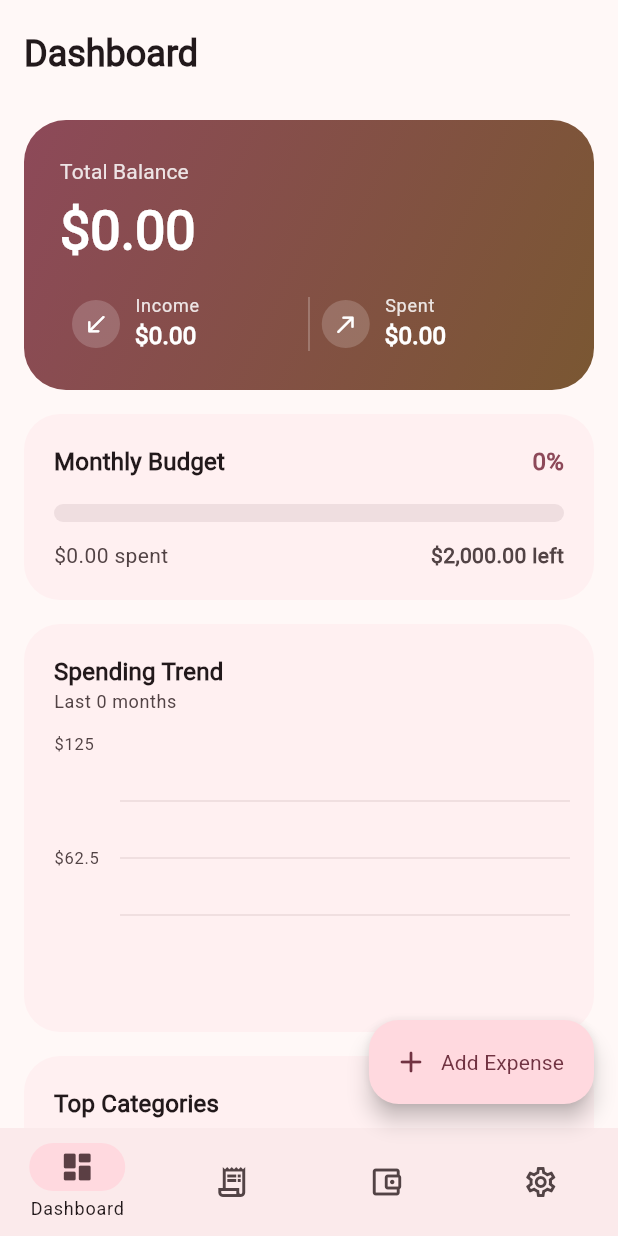
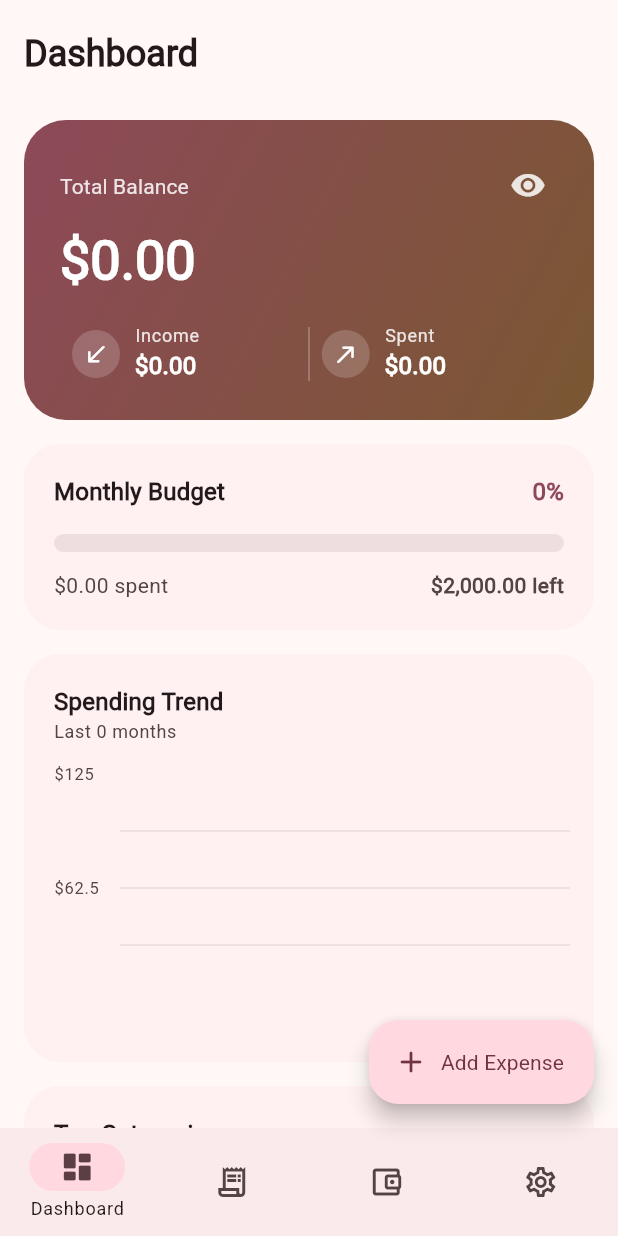
Before and after one commit to Rofiqul-Umma/financely, a Flutter app: the screen it shows after launch, on a phone screen of 412 x 824 dp. Run offline on Flutter 3.47's test engine with Material 3 defaults, Android fonts, the phone set to English and light mode, and no system bars; drawn by our look-alikes of dynamic_color, fl_chart; our stand-ins replace bloc, csv, drift, drift_flutter, equatable, flutter_bloc and 4 more; accounts and stored records are empty; generated files the repository leaves out were written again.

Commit message:
feat: implement balance hiding functionality with toggle option in settings

```diff
--- a/lib/features/dashboard/presentation/pages/dashboard_page.dart
+++ b/lib/features/dashboard/presentation/pages/dashboard_page.dart
@@ -32,6 +32,7 @@ class DashboardPage extends StatelessWidget {
           monthIncome: summary.monthIncome,
           monthExpense: summary.monthExpense,
           currencyCode: settings.currencyCode,
+          obscure: settings.hideBalances,
         );
         final budget = BudgetCard(
           spent: summary.monthExpense,
--- a/lib/features/dashboard/presentation/widgets/balance_card.dart
+++ b/lib/features/dashboard/presentation/widgets/balance_card.dart
@@ -1,13 +1,18 @@
 import 'package:flutter/material.dart';
+import 'package:flutter_bloc/flutter_bloc.dart';
 
 import '../../../../core/utils/formatters.dart';
 import '../../../../l10n/app_localizations.dart';
+import '../../../settings/presentation/cubit/settings_cubit.dart';
+
+const _kBalanceMask = '••••••';
 
 class BalanceCard extends StatelessWidget {
   final double totalBalance;
   final double monthIncome;
   final double monthExpense;
   final String currencyCode;
+  final bool obscure;
 
   const BalanceCard({
     super.key,
@@ -15,6 +20,7 @@ class BalanceCard extends StatelessWidget {
     required this.monthIncome,
     required this.monthExpense,
     required this.currencyCode,
+    this.obscure = false,
   });
 
   @override
@@ -36,18 +42,38 @@ class BalanceCard extends StatelessWidget {
       child: Column(
         crossAxisAlignment: CrossAxisAlignment.start,
         children: [
-          Text(
-            l.balanceTotalBalance,
-            style: text.labelLarge?.copyWith(
-              color: scheme.onPrimary.withValues(alpha: 0.85),
-            ),
+          Row(
+            children: [
+              Expanded(
+                child: Text(
+                  l.balanceTotalBalance,
+                  style: text.labelLarge?.copyWith(
+                    color: scheme.onPrimary.withValues(alpha: 0.85),
+                  ),
+                ),
+              ),
+              IconButton(
+                visualDensity: VisualDensity.compact,
+                tooltip: obscure ? l.showBalance : l.hideBalance,
+                onPressed: () =>
+                    context.read<SettingsCubit>().toggleHideBalances(),
+                icon: Icon(
+                  obscure
+                      ? Icons.visibility_off_rounded
+                      : Icons.visibility_rounded,
+                  color: scheme.onPrimary.withValues(alpha: 0.85),
+                ),
+              ),
+            ],
           ),
           const SizedBox(height: 8),
           FittedBox(
             fit: BoxFit.scaleDown,
             alignment: Alignment.centerLeft,
             child: Text(
-              Formatters.currency(totalBalance, code: currencyCode),
+              obscure
+                  ? _kBalanceMask
+                  : Formatters.currency(totalBalance, code: currencyCode),
               maxLines: 1,
               style: text.displaySmall?.copyWith(
                 color: scheme.onPrimary,
@@ -62,7 +88,9 @@ class BalanceCard extends StatelessWidget {
                 child: _MiniStat(
                   icon: Icons.south_west_rounded,
                   label: l.balanceIncome,
-                  value: Formatters.currency(monthIncome, code: currencyCode),
+                  value: obscure
+                      ? _kBalanceMask
+                      : Formatters.currency(monthIncome, code: currencyCode),
                   onColor: scheme.onPrimary,
                 ),
               ),
@@ -75,7 +103,9 @@ class BalanceCard extends StatelessWidget {
                 child: _MiniStat(
                   icon: Icons.north_east_rounded,
                   label: l.balanceSpent,
-                  value: Formatters.currency(monthExpense, code: currencyCode),
+                  value: obscure
+                      ? _kBalanceMask
+                      : Formatters.currency(monthExpense, code: currencyCode),
                   onColor: scheme.onPrimary,
                 ),
               ),
--- a/lib/features/settings/data/settings_repository_impl.dart
+++ b/lib/features/settings/data/settings_repository_impl.dart
@@ -15,6 +15,7 @@ class SettingsRepositoryImpl implements SettingsRepository {
   static const _kBudget = 'settings.monthlyBudget';
   static const _kLanguage = 'settings.language';
   static const _kFont = 'settings.fontFamily';
+  static const _kHideBalances = 'settings.hideBalances';
 
   @override
   Future<AppSettings> load() async {
@@ -28,6 +29,7 @@ class SettingsRepositoryImpl implements SettingsRepository {
       monthlyBudget: _prefs.getDouble(_kBudget) ?? defaults.monthlyBudget,
       languageCode: _prefs.getString(_kLanguage) ?? defaults.languageCode,
       fontFamily: _prefs.getString(_kFont) ?? defaults.fontFamily,
+      hideBalances: _prefs.getBool(_kHideBalances) ?? defaults.hideBalances,
     );
   }
 
@@ -41,6 +43,7 @@ class SettingsRepositoryImpl implements SettingsRepository {
       _prefs.setDouble(_kBudget, settings.monthlyBudget),
       _prefs.setString(_kLanguage, settings.languageCode),
       _prefs.setString(_kFont, settings.fontFamily),
+      _prefs.setBool(_kHideBalances, settings.hideBalances),
     ]);
   }
 }
--- a/lib/features/settings/domain/entities/app_settings.dart
+++ b/lib/features/settings/domain/entities/app_settings.dart
@@ -16,6 +16,9 @@ class AppSettings extends Equatable {
   /// Font family name as registered in pubspec.yaml.
   final String fontFamily;
 
+  /// When true, balance totals are masked on the dashboard and accounts pages.
+  final bool hideBalances;
+
   const AppSettings({
     required this.seedColorValue,
     required this.themeMode,
@@ -24,6 +27,7 @@ class AppSettings extends Equatable {
     required this.monthlyBudget,
     required this.languageCode,
     required this.fontFamily,
+    required this.hideBalances,
   });
 
   factory AppSettings.defaults() => AppSettings(
@@ -34,6 +38,7 @@ class AppSettings extends Equatable {
         monthlyBudget: 2000,
         languageCode: 'en',
         fontFamily: 'Roboto',
+        hideBalances: false,
       );
 
   Color get seedColor => Color(seedColorValue);
@@ -46,6 +51,7 @@ class AppSettings extends Equatable {
     double? monthlyBudget,
     String? languageCode,
     String? fontFamily,
+    bool? hideBalances,
   }) {
     return AppSettings(
       seedColorValue: seedColorValue ?? this.seedColorValue,
@@ -55,6 +61,7 @@ class AppSettings extends Equatable {
       monthlyBudget: monthlyBudget ?? this.monthlyBudget,
       languageCode: languageCode ?? this.languageCode,
       fontFamily: fontFamily ?? this.fontFamily,
+      hideBalances: hideBalances ?? this.hideBalances,
     );
   }
 
@@ -67,5 +74,6 @@ class AppSettings extends Equatable {
         monthlyBudget,
         languageCode,
         fontFamily,
+        hideBalances,
       ];
 }
--- a/lib/features/settings/presentation/cubit/settings_cubit.dart
+++ b/lib/features/settings/presentation/cubit/settings_cubit.dart
@@ -38,4 +38,7 @@ class SettingsCubit extends Cubit<AppSettings> {
 
   Future<void> setFontFamily(String family) =>
       _update(state.copyWith(fontFamily: family));
+
+  Future<void> toggleHideBalances() =>
+      _update(state.copyWith(hideBalances: !state.hideBalances));
 }
--- a/lib/l10n/app_en.arb
+++ b/lib/l10n/app_en.arb
@@ -11,6 +11,8 @@
   "balanceTotalBalance": "Total Balance",
   "balanceIncome": "Income",
   "balanceSpent": "Spent",
+  "hideBalance": "Hide balance",
+  "showBalance": "Show balance",
 
   "budgetMonthlyBudget": "Monthly Budget",
   "budgetSpent": "{amount} spent",
--- a/lib/l10n/app_id.arb
+++ b/lib/l10n/app_id.arb
@@ -11,6 +11,8 @@
   "balanceTotalBalance": "Total Saldo",
   "balanceIncome": "Pemasukan",
   "balanceSpent": "Pengeluaran",
+  "hideBalance": "Sembunyikan saldo",
+  "showBalance": "Tampilkan saldo",
 
   "budgetMonthlyBudget": "Anggaran Bulanan",
   "budgetSpent": "{amount} terpakai",
--- a/lib/l10n/app_localizations.dart
+++ b/lib/l10n/app_localizations.dart
@@ -151,6 +151,18 @@ abstract class AppLocalizations {
   /// In en, this message translates to:
   /// **'Spent'**
   String get balanceSpent;
+
+  /// No description provided for @hideBalance.
+  ///
+  /// In en, this message translates to:
+  /// **'Hide balance'**
+  String get hideBalance;
+
+  /// No description provided for @showBalance.
+  ///
+  /// In en, this message translates to:
+  /// **'Show balance'**
+  String get showBalance;
 
   /// No description provided for @budgetMonthlyBudget.
   ///
--- a/lib/l10n/app_localizations_en.dart
+++ b/lib/l10n/app_localizations_en.dart
@@ -34,6 +34,12 @@ class AppLocalizationsEn extends AppLocalizations {
 
   @override
   String get balanceSpent => 'Spent';
+
+  @override
+  String get hideBalance => 'Hide balance';
+
+  @override
+  String get showBalance => 'Show balance';
 
   @override
   String get budgetMonthlyBudget => 'Monthly Budget';
--- a/lib/l10n/app_localizations_id.dart
+++ b/lib/l10n/app_localizations_id.dart
@@ -34,6 +34,12 @@ class AppLocalizationsId extends AppLocalizations {
 
   @override
   String get balanceSpent => 'Pengeluaran';
+
+  @override
+  String get hideBalance => 'Sembunyikan saldo';
+
+  @override
+  String get showBalance => 'Tampilkan saldo';
 
   @override
   String get budgetMonthlyBudget => 'Anggaran Bulanan';
```
Also changed, not shown: lib/features/accounts/presentation/pages/accounts_page.dart (+46 -7 lines), 4 other files.
